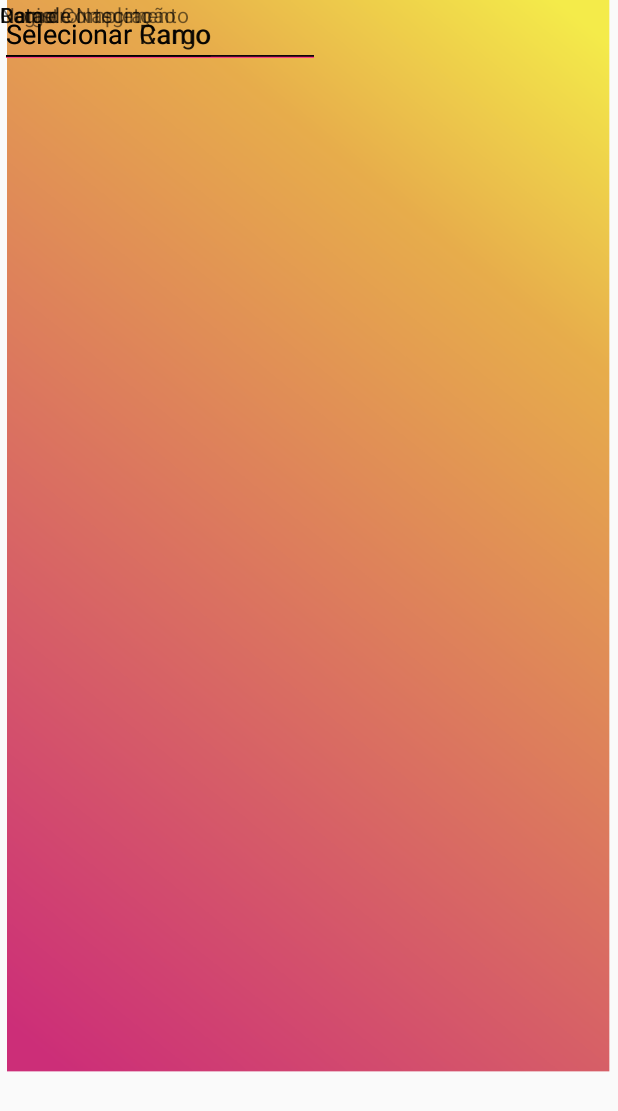
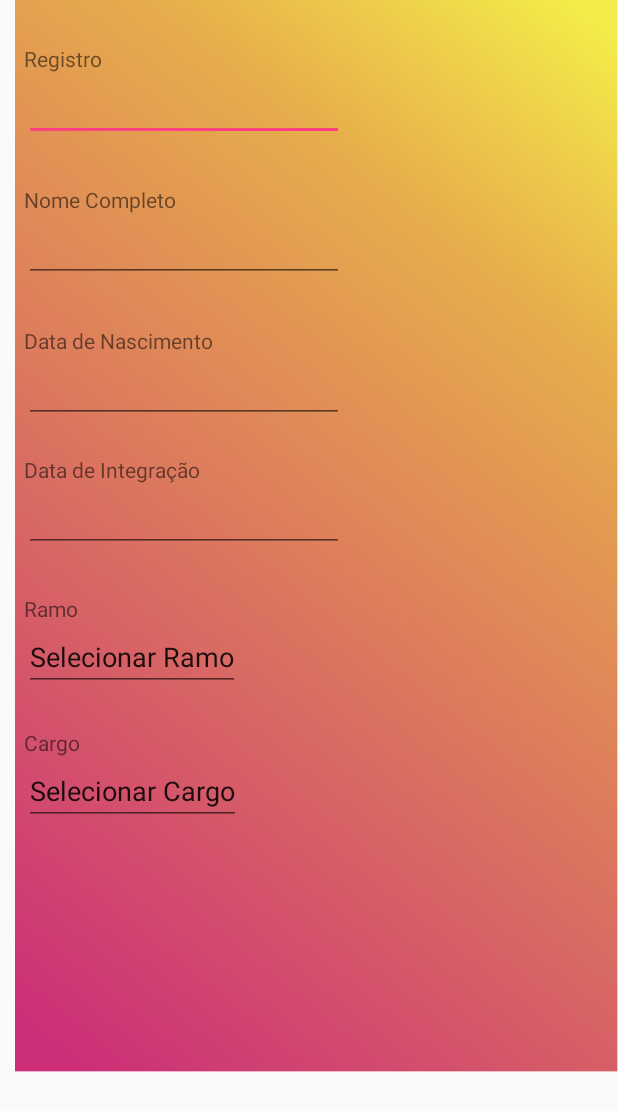
Before and after one commit to giampaolli/Listo, an Android app: the layout cadastro.xml on its own in the app's theme, with its tools: preview values and no code run, on a phone screen of 412 x 824 dp. Shown: the top 1111 px of the screen. Run offline under Robolectric (Android 15) with nearby library versions, the light colour scheme and no system bars.

Commit message:
Ajustes dos elementos da tela.

```diff
--- a/app/src/main/res/layout/cadastro.xml
+++ b/app/src/main/res/layout/cadastro.xml
@@ -7,17 +7,22 @@
 
     <ImageView
         android:id="@+id/ivBackground2"
-        android:layout_width="411dp"
+        android:layout_width="422dp"
         android:layout_height="715dp"
+        app:layout_constraintTop_toTopOf="parent"
         app:srcCompat="@drawable/background"
-        tools:layout_editor_absoluteX="0dp"
-        tools:layout_editor_absoluteY="0dp" />
+        tools:layout_editor_absoluteX="-11dp" />
 
     <ScrollView
-        android:layout_width="match_parent"
-        android:layout_height="495dp"
-        tools:layout_editor_absoluteX="8dp"
-        tools:layout_editor_absoluteY="8dp">
+        android:id="@+id/scrollView3"
+        android:layout_width="0dp"
+        android:layout_height="0dp"
+        android:layout_marginBottom="8dp"
+        android:layout_marginTop="8dp"
+        app:layout_constraintBottom_toBottomOf="parent"
+        app:layout_constraintEnd_toEndOf="parent"
+        app:layout_constraintStart_toStartOf="parent"
+        app:layout_constraintTop_toTopOf="parent">
 
         <LinearLayout
             android:layout_width="match_parent"
@@ -29,9 +34,11 @@
         android:id="@+id/textView2"
         android:layout_width="wrap_content"
         android:layout_height="wrap_content"
+        android:layout_marginStart="16dp"
+        android:layout_marginTop="29dp"
         android:text="Registro"
-        tools:layout_editor_absoluteX="16dp"
-        tools:layout_editor_absoluteY="29dp" />
+        app:layout_constraintStart_toStartOf="parent"
+        app:layout_constraintTop_toTopOf="parent" />
 
     <EditText
         android:id="@+id/editText2"
@@ -39,16 +46,18 @@
         android:layout_height="wrap_content"
         android:ems="10"
         android:inputType="numberSigned"
-        tools:layout_editor_absoluteX="16dp"
-        tools:layout_editor_absoluteY="48dp" />
+        app:layout_constraintStart_toStartOf="@+id/textView2"
+        app:layout_constraintTop_toBottomOf="@+id/textView2" />
 
     <TextView
         android:id="@+id/textView3"
         android:layout_width="wrap_content"
         android:layout_height="wrap_content"
+        android:layout_marginStart="16dp"
+        android:layout_marginTop="29dp"
         android:text="Nome Completo"
-        tools:layout_editor_absoluteX="16dp"
-        tools:layout_editor_absoluteY="117dp" />
+        app:layout_constraintStart_toStartOf="parent"
+        app:layout_constraintTop_toBottomOf="@+id/editText2" />
 
     <EditText
         android:id="@+id/editText3"
@@ -56,16 +65,18 @@
         android:layout_height="wrap_content"
         android:ems="10"
         android:inputType="textPersonName"
-        tools:layout_editor_absoluteX="16dp"
-        tools:layout_editor_absoluteY="136dp" />
+        app:layout_constraintStart_toStartOf="@+id/textView3"
+        app:layout_constraintTop_toBottomOf="@+id/textView3" />
 
     <TextView
         android:id="@+id/textView4"
         android:layout_width="wrap_content"
         android:layout_height="wrap_content"
+        android:layout_marginStart="16dp"
+        android:layout_marginTop="29dp"
         android:text="Data de Nascimento"
-        tools:layout_editor_absoluteX="16dp"
-        tools:layout_editor_absoluteY="205dp" />
+        app:layout_constraintStart_toStartOf="parent"
+        app:layout_constraintTop_toBottomOf="@+id/editText3" />
 
     <EditText
         android:id="@+id/editText4"
@@ -73,16 +84,18 @@
         android:layout_height="wrap_content"
         android:ems="10"
         android:inputType="date"
-        tools:layout_editor_absoluteX="16dp"
-        tools:layout_editor_absoluteY="224dp" />
+        app:layout_constraintStart_toStartOf="@+id/textView4"
+        app:layout_constraintTop_toBottomOf="@+id/textView4" />
 
     <TextView
         android:id="@+id/textView5"
         android:layout_width="wrap_content"
         android:layout_height="wrap_content"
+        android:layout_marginStart="16dp"
+        android:layout_marginTop="21dp"
         android:text="Data de Integração"
-        tools:layout_editor_absoluteX="16dp"
-        tools:layout_editor_absoluteY="285dp" />
+        app:layout_constraintStart_toStartOf="parent"
+        app:layout_constraintTop_toBottomOf="@+id/editText4" />
 
     <EditText
         android:id="@+id/editText6"
@@ -90,39 +103,43 @@
         android:layout_height="wrap_content"
         android:ems="10"
         android:inputType="date"
-        tools:layout_editor_absoluteX="16dp"
-        tools:layout_editor_absoluteY="304dp" />
+        app:layout_constraintStart_toStartOf="@+id/textView5"
+        app:layout_constraintTop_toBottomOf="@+id/textView5" />
 
     <TextView
         android:id="@+id/textView8"
         android:layout_width="wrap_content"
         android:layout_height="wrap_content"
+        android:layout_marginStart="16dp"
+        android:layout_marginTop="28dp"
         android:text="Ramo"
-        tools:layout_editor_absoluteX="16dp"
-        tools:layout_editor_absoluteY="372dp" />
+        app:layout_constraintStart_toStartOf="parent"
+        app:layout_constraintTop_toBottomOf="@+id/editText6" />
 
     <MultiAutoCompleteTextView
         android:id="@+id/multiAutoCompleteTextView2"
         android:layout_width="wrap_content"
         android:layout_height="wrap_content"
         android:text="Selecionar Ramo"
-        tools:layout_editor_absoluteX="16dp"
-        tools:layout_editor_absoluteY="391dp" />
+        app:layout_constraintStart_toStartOf="@+id/textView8"
+        app:layout_constraintTop_toBottomOf="@+id/textView8" />
 
     <TextView
         android:id="@+id/textView9"
         android:layout_width="wrap_content"
         android:layout_height="wrap_content"
         android:text="Cargo"
-        tools:layout_editor_absoluteX="16dp"
-        tools:layout_editor_absoluteY="474dp" />
+        app:layout_constraintBottom_toTopOf="@+id/multiAutoCompleteTextView3"
+        app:layout_constraintStart_toStartOf="@+id/multiAutoCompleteTextView3" />
 
     <MultiAutoCompleteTextView
         android:id="@+id/multiAutoCompleteTextView3"
         android:layout_width="wrap_content"
         android:layout_height="wrap_content"
+        android:layout_marginStart="16dp"
+        android:layout_marginTop="44dp"
         android:text="Selecionar Cargo"
-        tools:layout_editor_absoluteX="16dp"
-        tools:layout_editor_absoluteY="493dp" />
+        app:layout_constraintStart_toStartOf="parent"
+        app:layout_constraintTop_toBottomOf="@+id/multiAutoCompleteTextView2" />
 
 </android.support.constraint.ConstraintLayout>
```
Also changed, not shown: app/src/main/res/layout/activity_main.xml (+34 -18 lines).
